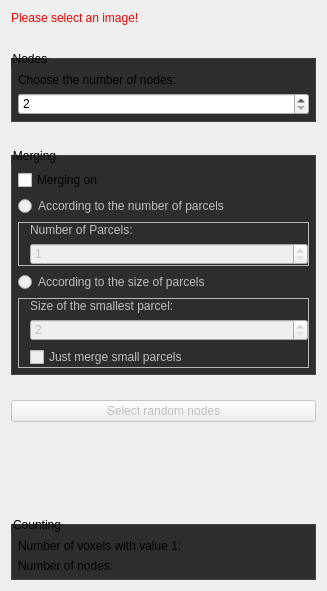
Old version of the form Plugins/org.mitk.gui.qt.diffusionimaging.connectomics/src/internal/QmitkRandomParcellationViewControls.ui in the repository MITK/MITK.
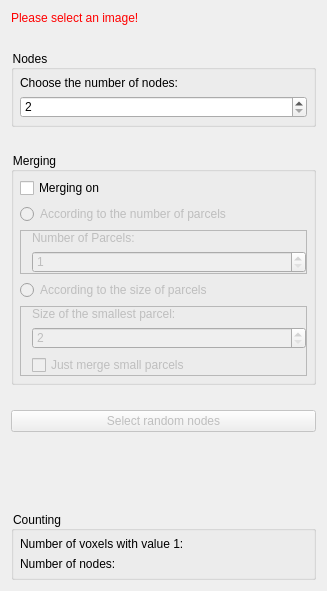
New version of the form.

```diff
--- a/Plugins/org.mitk.gui.qt.diffusionimaging.connectomics/src/internal/QmitkRandomParcellationViewControls.ui
+++ b/Plugins/org.mitk.gui.qt.diffusionimaging.connectomics/src/internal/QmitkRandomParcellationViewControls.ui
@@ -24,7 +24,7 @@
   </property>
   <property name="styleSheet">
    <string>QCommandLinkButton {
-  font-weight: normal;
+  font-weight: lighter;
 }
 
 QCommandLinkButton:disabled {
@@ -33,7 +33,6 @@
 }
 
 QToolBox::tab {
-  border: 1px solid #434346;
   font-weight: bold;
 }
 
@@ -43,20 +42,15 @@
 }
 
 QToolBox::tab:selected {
-  background-color: #1c97ea;
-  border: 1px solid #1c97ea;
   font-weight: bold;
 }
 
 QGroupBox {
-  border: 1px solid #434346;
-  background-color: #2d2d30;
-  margin-top: 8px;
-  padding-top: 8px;
+  background-color: transparent;
 }
 
 QGroupBox, QGroupBox:disabled {
-  background-color: #2d2d30;
+  background-color: transparent;
 }</string>
   </property>
   <layout class="QGridLayout" name="gridLayout">
```
Left out of the diff: 1 changed line with no effect on the pictures.
